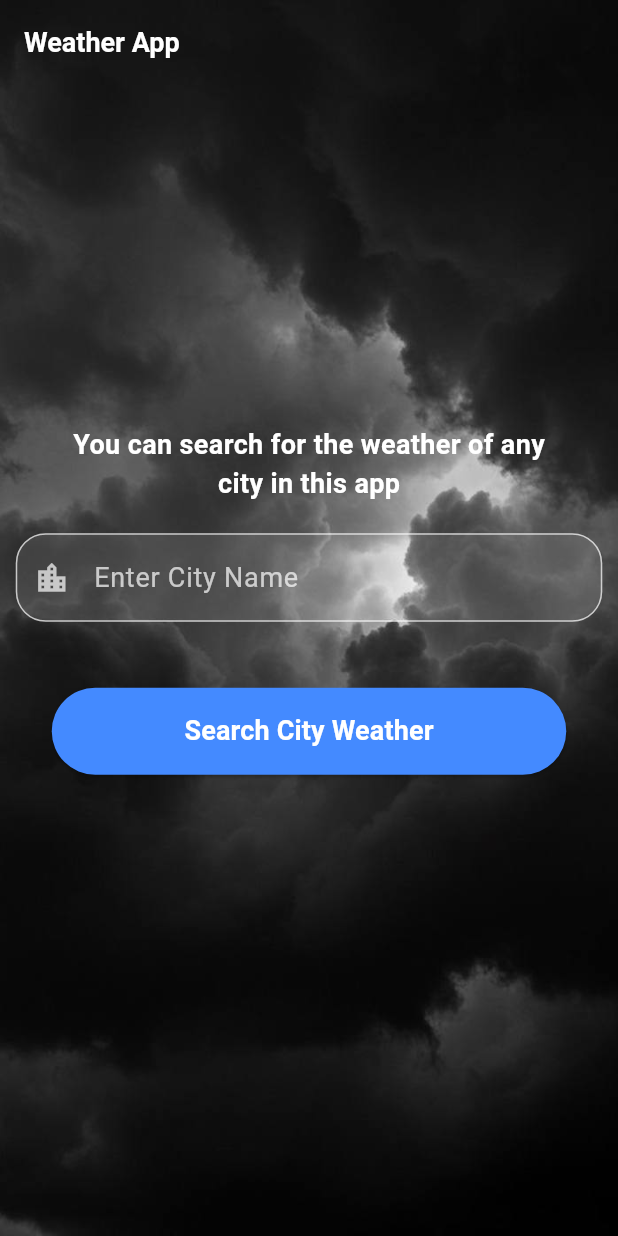
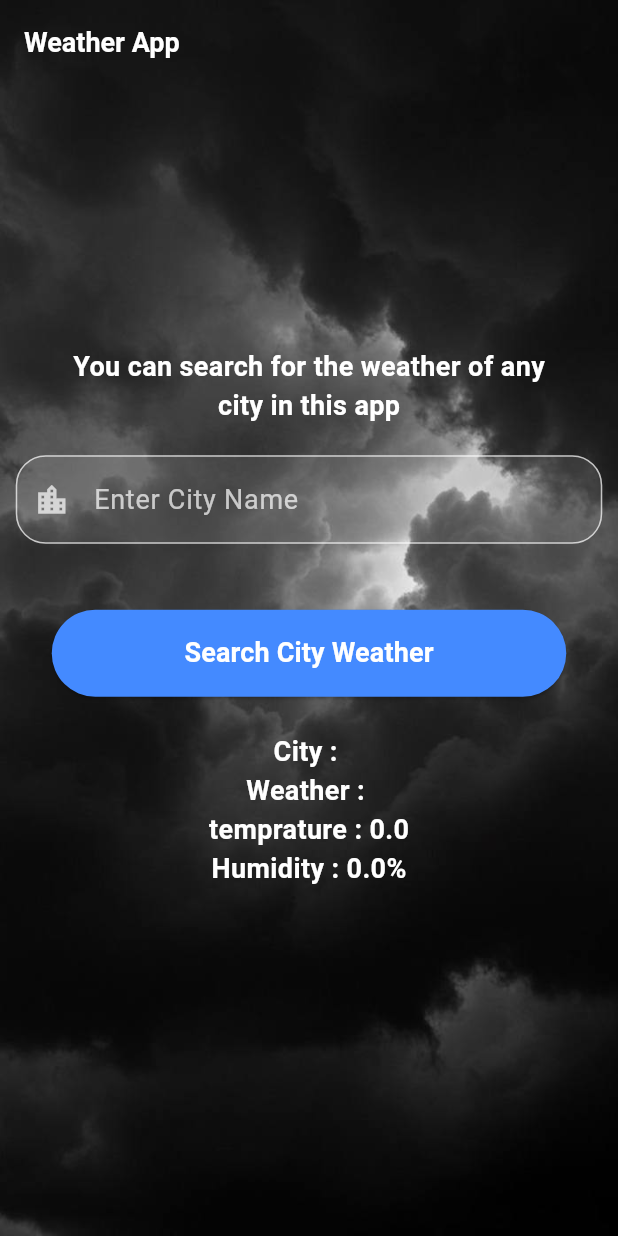
Before and after one commit to e1mirbek/weatherApp, a Flutter app: the screen it shows after launch, on a phone screen of 412 x 824 dp. Run offline on Flutter 3.47's test engine with Material 3 defaults, Android fonts, the phone set to English and light mode, and no system bars.

Commit message:
feat(ui): display weather details (city, description, temperature, humidity

```diff
--- a/lib/pages/weather_page.dart
+++ b/lib/pages/weather_page.dart
@@ -13,6 +13,7 @@ class _WeatherPageState extends State<WeatherPage> {
   String cityName = '';
   String weatherDescription = '';
   double temprature = 0.0;
+  double humidity = 0.0;
   bool isLoading = false;
 
   @override
@@ -130,6 +131,38 @@ class _WeatherPageState extends State<WeatherPage> {
                     ),
                   ),
                 ),
+                Text(
+                  "City : $cityName",
+                  style: TextStyle(
+                    color: Colors.white,
+                    fontWeight: FontWeight.w700,
+                    fontSize: 18,
+                  ),
+                ),
+                Text(
+                  "Weather : $weatherDescription",
+                  style: TextStyle(
+                    color: Colors.white,
+                    fontWeight: FontWeight.w700,
+                    fontSize: 18,
+                  ),
+                ),
+                Text(
+                  "temprature : ${temprature.toStringAsFixed(1)}",
+                  style: TextStyle(
+                    color: Colors.white,
+                    fontWeight: FontWeight.w700,
+                    fontSize: 18,
+                  ),
+                ),
+                Text(
+                  "Humidity : $humidity%",
+                  style: TextStyle(
+                    color: Colors.white,
+                    fontWeight: FontWeight.w700,
+                    fontSize: 18,
+                  ),
+                ),
               ],
             ),
           ),
```
